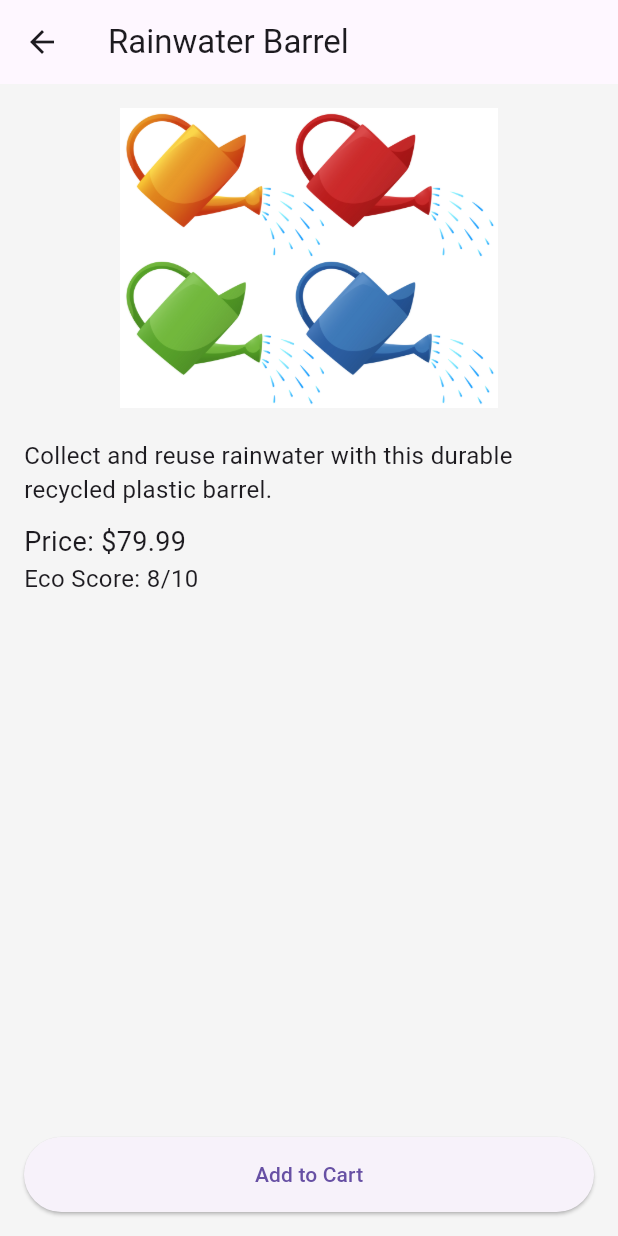
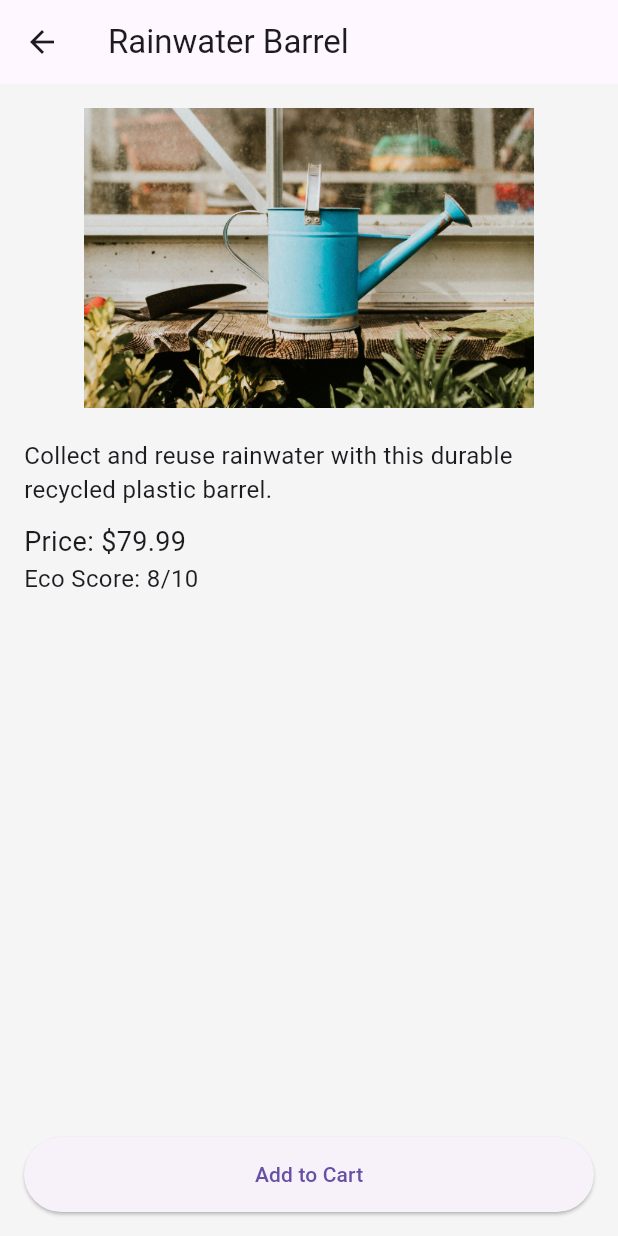
Before and after one commit to pietaa8/eco-bloom-app, a Flutter app: the screen it shows after launch, after a tap on "Rainwater Barrel", on a phone screen of 412 x 824 dp. Run offline on Flutter 3.47's test engine with Material 3 defaults, Android fonts, the phone set to English and light mode, and no system bars.

Commit message:
new image added

```diff
--- a/lib/pages/home_page.dart
+++ b/lib/pages/home_page.dart
@@ -4,7 +4,7 @@
 import '../models/product_model.dart';
 import '../pages/product_details_page.dart';
 import '../providers/cart_provider.dart';
-import '../pages/blog_page.dart'; // Ensure this exists
+import '../pages/blog_page.dart';
 
 class HomePage extends StatelessWidget {
   @override
@@ -120,10 +120,15 @@
                       child: ClipRRect(
                         borderRadius: const BorderRadius.vertical(
                             top: Radius.circular(12)),
-                        child: Image.asset(
-                          product.image,
-                          fit: BoxFit.cover,
-                          width: double.infinity,
+                        child: Container(
+                          color: Colors.white,
+                          padding: const EdgeInsets.all(6),
+                          child: Image.asset(
+                            product.image,
+                            fit: BoxFit.contain,
+                            width: double.infinity,
+                            height: 100,
+                          ),
                         ),
                       ),
                     ),
--- a/pubspec.yaml
+++ b/pubspec.yaml
@@ -13,6 +13,7 @@
   cached_network_image: ^3.3.0
   flutter_svg: ^2.0.7
   provider: ^6.1.0
+  google_fonts: ^4.0.4
 
 dev_dependencies:
   flutter_test:
```
Also changed, not shown: assets/images/rain_barrel.jpg, pubspec.lock.
